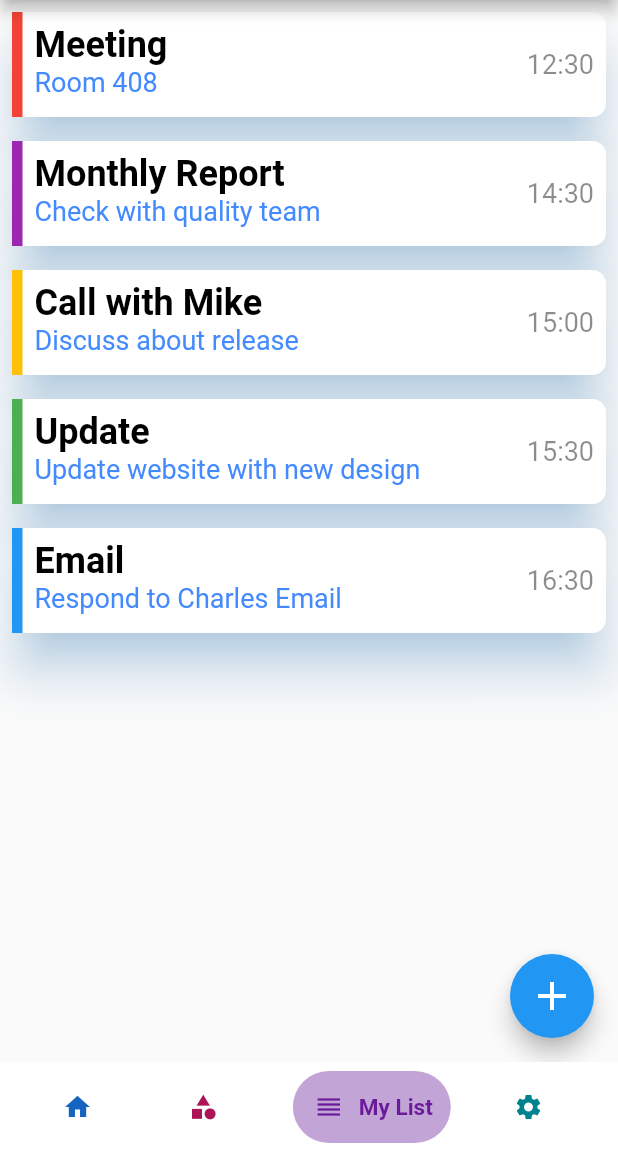
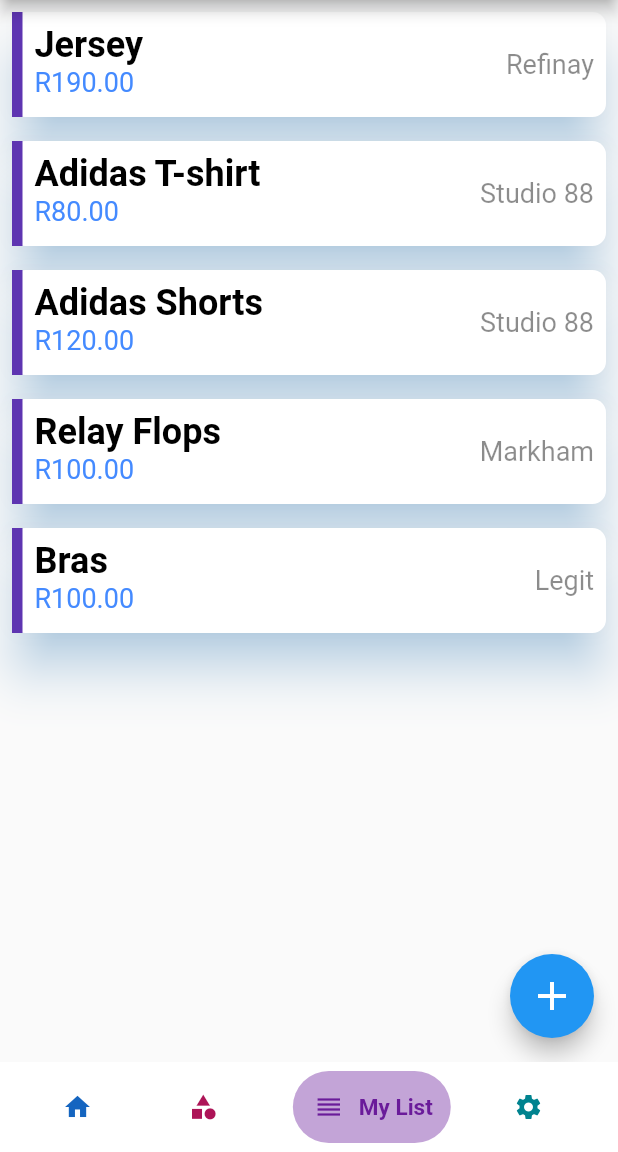
Before and after one commit to RicardoMudinyane/ShopSmart, a Flutter app: the screen it shows after launch, swiped to page 3, on a phone screen of 412 x 824 dp, the part 84-1236 px from its top. Run offline on Flutter 3.47's test engine with Material 2 defaults, Android fonts, the phone set to English and light mode, and no system bars; drawn by our look-alikes of flip_card; our stand-ins replace carousel_slider, dio, font_awesome_flutter; network calls fail.

Commit message:
Flip card list

```diff
--- a/lib/screens/mylist.dart
+++ b/lib/screens/mylist.dart
@@ -1,6 +1,7 @@
 import 'package:flutter/material.dart';
 import 'package:font_awesome_flutter/font_awesome_flutter.dart';
 import 'package:shop_smart/task.dart';
+import 'package:flip_card/flip_card.dart';
 
 class MyListPage extends StatefulWidget {
   @override
@@ -9,7 +10,11 @@ class MyListPage extends StatefulWidget {
 
 class MyListPageState extends State<MyListPage> {
 
-  final List<Task> tasks = new List();
+  final List<Task> tasks_clothes = new List();
+  final List<Task> tasks_food = new List();
+
+  bool _foods = false;
+  bool _clothes = false;
 
 
   @override
@@ -17,11 +22,17 @@ class MyListPageState extends State<MyListPage> {
     super.initState();
 
     setState(() {
-      tasks.add(new Task("Meeting", "Room 408", "12:30", Colors.red));
-      tasks.add(new Task("Monthly Report", "Check with quality team", "14:30", Colors.purple));
-      tasks.add(new Task("Call with Mike", "Discuss about release", "15:00", Colors.amber));
-      tasks.add(new Task("Update", "Update website with new design", "15:30", Colors.green));
-      tasks.add(new Task("Email", "Respond to Charles Email", "16:30", Colors.blue));
+      tasks_clothes.add(new Task("Jersey", "R190.00", "Refinay", Colors.deepPurple[600]));
+      tasks_clothes.add(new Task("Adidas T-shirt", "R80.00", "Studio 88", Colors.deepPurple[600]));
+      tasks_clothes.add(new Task("Adidas Shorts", "R120.00", "Studio 88", Colors.deepPurple[600]));
+      tasks_clothes.add(new Task("Relay Flops", "R100.00", "Markham", Colors.deepPurple[600]));
+      tasks_clothes.add(new Task("Bras", "R100.00", "Legit", Colors.deepPurple[600]));
+
+      tasks_food.add(new Task("Polony", "R30", "Pick and Pay", Colors.green));
+      tasks_food.add(new Task("Braai Pack", "R150", "Pick and Pay", Colors.green));
+      tasks_food.add(new Task("Vegies", "R50", "Fruit & Vegiese", Colors.green));
+      tasks_food.add(new Task("Ice Cream", "R50", "Shoprite", Colors.green));
+      tasks_food.add(new Task("Rice and Things", "R200", "P&P",Colors.green));
     });
 
   }
@@ -31,26 +42,31 @@ class MyListPageState extends State<MyListPage> {
   @override
   Widget build(BuildContext context) {
     return Scaffold(
-      body: Container(
+      body:
+
+      FlipCard(
+        direction: FlipDirection.VERTICAL, // default
+
+        front: Container(
+
           width: MediaQuery.of(context).size.width,
-
-
           child: ListView.builder(
 
-
-
-                    itemCount: tasks.length,
+              itemCount: tasks_clothes.length,
               itemBuilder: (context, position){
 
+                _foods = false;
+                _clothes = true;
+
                 return Dismissible(
-                        key: Key(tasks[position].toString()),
+                  key: Key(tasks_clothes[position].toString()),
 
                   background: _myHiddenContainer(
-                            tasks[position].status
+                      tasks_clothes[position].status
                   ),
 
                   child: _myListContainer(
-                            tasks[position].taskname, tasks[position].subtask, tasks[position].tasktime, tasks[position].status
+                      tasks_clothes[position].taskname, tasks_clothes[position].subtask, tasks_clothes[position].tasktime, tasks_clothes[position].status
                   ),
                   onDismissed: (direction){
 
@@ -60,9 +76,9 @@ class MyListPageState extends State<MyListPage> {
                               style: TextStyle(color: Colors.red),
                               textAlign: TextAlign.center
                           )));
-                            if(tasks.contains(tasks.removeAt(position))){
+                      if(tasks_clothes.contains(tasks_clothes.removeAt(position))){
                         setState(() {
-                                tasks.remove(tasks.removeAt(position));
+                          tasks_clothes.remove(tasks_clothes.removeAt(position));
                         });
                       }
                     }else{
@@ -73,9 +89,66 @@ class MyListPageState extends State<MyListPage> {
                                 textAlign: TextAlign.center))
                         );
                         // Archive functionality
-                              if(tasks.contains(tasks.removeAt(position))){
+                        if(tasks_clothes.contains(tasks_clothes.removeAt(position))){
                           setState(() {
-                                  tasks.remove(tasks.removeAt(position));
+                            tasks_clothes.remove(tasks_clothes.removeAt(position));
+                          });
+                        }
+                      }
+                    }
+
+                  },
+                );
+              }
+          ),
+        ),
+
+        back: Container(
+
+          width: MediaQuery.of(context).size.width,
+
+          child: ListView.builder(
+
+
+              itemCount: tasks_food.length,
+              itemBuilder: (context, position){
+
+
+
+                return Dismissible(
+                  key: Key(tasks_food[position].toString()),
+
+                  background: _myHiddenContainer(
+                      tasks_food[position].status
+                  ),
+
+                  child: _myListContainer(
+                      tasks_food[position].taskname, tasks_food[position].subtask, tasks_food[position].tasktime, tasks_food[position].status
+                  ),
+                  onDismissed: (direction){
+
+                    if(direction == DismissDirection.startToEnd){
+                      Scaffold.of(context).showSnackBar(
+                          SnackBar(content: Text("Removed",
+                              style: TextStyle(color: Colors.red),
+                              textAlign: TextAlign.center
+                          )));
+                      if(tasks_food.contains(tasks_food.removeAt(position))){
+                        setState(() {
+                          tasks_food.remove(tasks_food.removeAt(position));
+                        });
+                      }
+                    }else{
+                      if(direction == DismissDirection.endToStart){
+                        Scaffold.of(context).showSnackBar(
+                            SnackBar(content: Text("Item Bought",
+                                style: TextStyle(color: Colors.green),
+                                textAlign: TextAlign.center))
+                        );
+                        // Archive functionality
+                        if(tasks_food.contains(tasks_food.removeAt(position))){
+                          setState(() {
+                            tasks_food.remove(tasks_food.removeAt(position));
                           });
                         }
                       }
@@ -87,7 +160,12 @@ class MyListPageState extends State<MyListPage> {
               }
           ),
 
+
         ),
+
+      ),
+
+
       floatingActionButton: new FloatingActionButton(
 
         onPressed: (){
@@ -200,12 +278,15 @@ class MyListPageState extends State<MyListPage> {
                       child: Text("Add", style: new TextStyle(
                           color: Colors.white
                       ),),
-                      onPressed: (){
-                        setState(() {
-                          tasks.add(new Task(taskval.text, subval.text, tasktime.text, taskcolor));
-                        });
+
+//                errorText: _validate_eml ? 'Email is required' : null,
+                      onPressed: _clothes ? (){
+                        setState(() {tasks_clothes.add(new Task(taskval.text, subval.text, tasktime.text, taskcolor));});
                         Navigator.pop(context);
-                      },
+                      }: (){
+                        setState(() {tasks_food.add(new Task(taskval.text, subval.text, tasktime.text, taskcolor));});
+                        Navigator.pop(context);
+                      }
                     ),
                   ],
                 );
@@ -331,7 +412,9 @@ class MyListPageState extends State<MyListPage> {
           ),
         ],
       ),
+
     );
+
 
   }
 
--- a/pubspec.yaml
+++ b/pubspec.yaml
@@ -34,6 +34,7 @@ dependencies:
   bloc:
   shared_preferences:
   font_awesome_flutter: ^8.4.0
+  flip_card: ^0.2.1
 
 dev_dependencies:
   flutter_test:
```
Also changed, not shown: lib/screens/settings.dart (+47 -3 lines), pubspec.lock. Lines whose indentation alone changed are shown as unchanged.
